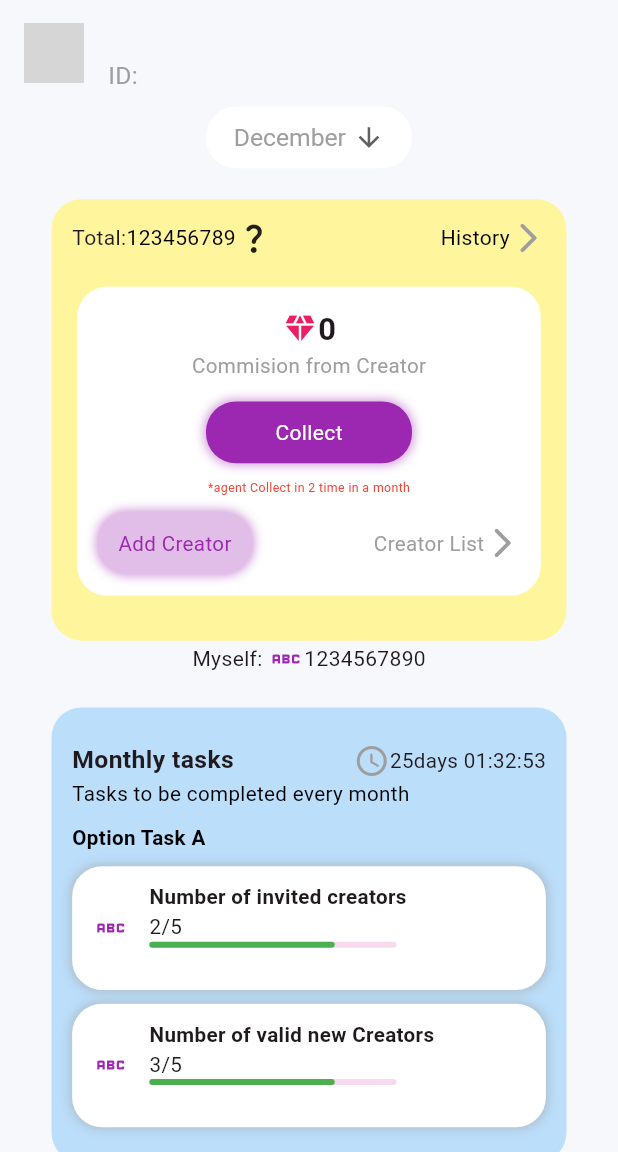
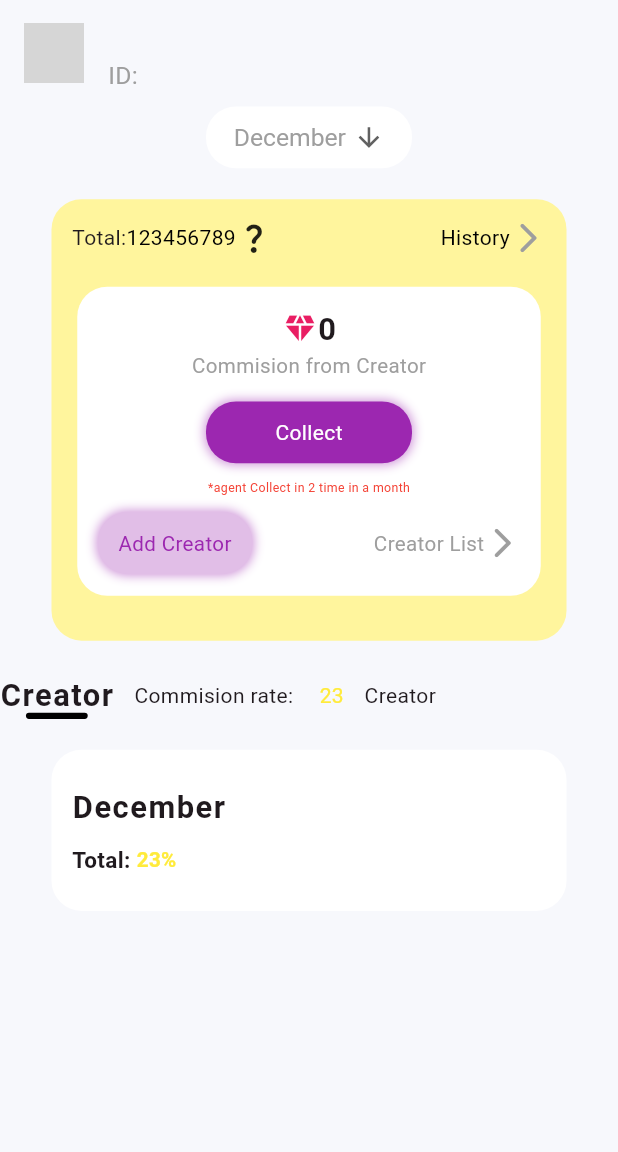
Before and after one commit to STOILD-PRIVATE-LIMITED/mastiplay, a Flutter app: the AgencyCenter screen opened directly with empty values, on a phone screen of 412 x 824 dp, the part 84-1236 px from its top. Run offline on Flutter 3.47's test engine with Material 3 defaults, Android fonts, the phone set to English and light mode, and no system bars; our stand-ins replace audioplayers, cached_network_image, cloud_firestore, country_picker, file_picker, firebase_auth and 15 more; missing offline and left inert: flutter_octicons, flutter_share, flutter_webrtc, gif; accounts and stored records are empty; Roboto replaces fonts that are missing (assets/fontsSofiaProRegular.ttf); grey boxes are pictures that could not be loaded.

Commit message:
New Update

```diff
--- a/lib/screen/agency_center.dart
+++ b/lib/screen/agency_center.dart
@@ -191,6 +191,23 @@ class _AgencyCenterState extends State<AgencyCenter> {
                               widget.user.ownedAgencyData!.id!,
                             );
                           },
+                          loadingWidget: Container(
+                            height: height / 20,
+                            width: width / 3,
+                            decoration: BoxDecoration(
+                              borderRadius: BorderRadius.circular(20),
+                              color: Colors.purple,
+                              boxShadow: [
+                                BoxShadow(
+                                  color: Colors.purple.withOpacity(0.5),
+                                  spreadRadius: 1,
+                                  blurRadius: 5,
+                                ),
+                              ],
+                            ),
+                            alignment: Alignment.center,
+                            child: const CircularProgressIndicatorRainbow(),
+                          ),
                           child: Container(
                             height: height / 20,
                             width: width / 3,
@@ -286,191 +303,191 @@ class _AgencyCenterState extends State<AgencyCenter> {
                 ],
               ),
             ),
-            const Row(
-              mainAxisAlignment: MainAxisAlignment.center,
-              children: [
-                Text("Myself: "),
-                Icon(
-                  Icons.abc,
-                  color: Colors.purple,
-                ),
-                Text("1234567890"),
-              ],
-            ),
+            // const Row(
+            //   mainAxisAlignment: MainAxisAlignment.center,
+            //   children: [
+            //     Text("Myself: "),
+            //     Icon(
+            //       Icons.abc,
+            //       color: Colors.purple,
+            //     ),
+            //     Text("1234567890"),
+            //   ],
+            // ),
             SizedBox(
               height: height / 40,
             ),
-            Container(
-              width: width / 1.2,
-              padding: EdgeInsets.symmetric(
-                  horizontal: width / 30, vertical: height / 35),
-              decoration: BoxDecoration(
-                color: Colors.blue[100],
-                borderRadius: BorderRadius.circular(20),
-              ),
-              alignment: Alignment.center,
-              child: Column(
-                crossAxisAlignment: CrossAxisAlignment.start,
-                children: [
-                  Row(
-                    mainAxisAlignment: MainAxisAlignment.spaceBetween,
-                    children: [
-                      Text(
-                        "Monthly tasks",
-                        style: TextStyle(
-                            fontSize: height / 50, fontWeight: FontWeight.bold),
-                      ),
-                      Row(
-                        children: [
-                          const Icon(
-                            Icons.access_time_rounded,
-                            color: Colors.grey,
-                          ),
-                          Text(
-                            "25days 01:32:53",
-                            style: TextStyle(
-                              fontSize: height / 60,
-                            ),
-                          ),
-                        ],
-                      ),
-                    ],
-                  ),
-                  Text(
-                    "Tasks to be completed every month",
-                    style:
-                        TextStyle(fontSize: height / 60, color: Colors.black),
-                  ),
-                  SizedBox(
-                    height: height / 90,
-                  ),
-                  Text(
-                    "Option Task A",
-                    style: TextStyle(
-                        fontSize: height / 60,
-                        color: Colors.black,
-                        fontWeight: FontWeight.bold),
-                  ),
-                  SizedBox(
-                    height: height / 90,
-                  ),
-                  Container(
-                    height: height / 10,
-                    width: width / 1.2,
-                    decoration: BoxDecoration(
-                      borderRadius: BorderRadius.circular(20),
-                      color: Colors.white,
-                      boxShadow: [
-                        BoxShadow(
-                          color: Colors.grey.withOpacity(0.5),
-                          spreadRadius: 1,
-                          blurRadius: 5,
-                        ),
-                      ],
-                    ),
-                    padding: EdgeInsets.symmetric(
-                        horizontal: width / 30, vertical: height / 80),
-                    child: Row(
-                      children: [
-                        const Icon(
-                          Icons.abc,
-                          color: Colors.purple,
-                        ),
-                        SizedBox(
-                          width: width / 30,
-                        ),
-                        Column(
-                          crossAxisAlignment: CrossAxisAlignment.start,
-                          children: [
-                            Text(
-                              "Number of invited creators",
-                              style: TextStyle(
-                                  fontWeight: FontWeight.bold,
-                                  fontSize: height / 60),
-                            ),
-                            Text(
-                              "2/5",
-                              style: TextStyle(fontSize: height / 60),
-                            ),
-                            SizedBox(
-                              width: width / 2.5,
-                              child: const LinearProgressIndicator(
-                                value: .75,
-                                borderRadius: BorderRadius.all(
-                                  Radius.circular(20),
-                                ),
-                                valueColor:
-                                    AlwaysStoppedAnimation<Color>(Colors.green),
-                              ),
-                            )
-                          ],
-                        ),
-                      ],
-                    ),
-                  ),
-                  SizedBox(
-                    height: height / 90,
-                  ),
-                  Container(
-                    height: height / 10,
-                    width: width / 1.2,
-                    decoration: BoxDecoration(
-                      borderRadius: BorderRadius.circular(20),
-                      color: Colors.white,
-                      boxShadow: [
-                        BoxShadow(
-                          color: Colors.grey.withOpacity(0.5),
-                          spreadRadius: 1,
-                          blurRadius: 5,
-                        ),
-                      ],
-                    ),
-                    padding: EdgeInsets.symmetric(
-                        horizontal: width / 30, vertical: height / 80),
-                    child: Row(
-                      children: [
-                        const Icon(
-                          Icons.abc,
-                          color: Colors.purple,
-                        ),
-                        SizedBox(
-                          width: width / 30,
-                        ),
-                        Column(
-                          crossAxisAlignment: CrossAxisAlignment.start,
-                          children: [
-                            Text(
-                              "Number of valid new Creators",
-                              style: TextStyle(
-                                  fontWeight: FontWeight.bold,
-                                  fontSize: height / 60),
-                            ),
-                            Text(
-                              "3/5",
-                              style: TextStyle(fontSize: height / 60),
-                            ),
-                            SizedBox(
-                              width: width / 2.5,
-                              child: const LinearProgressIndicator(
-                                value: .75,
-                                borderRadius: BorderRadius.all(
-                                  Radius.circular(20),
-                                ),
-                                valueColor:
-                                    AlwaysStoppedAnimation<Color>(Colors.green),
-                              ),
-                            )
-                          ],
-                        ),
-                      ],
-                    ),
-                  ),
-                ],
-              ),
-            ),
-            SizedBox(
-              height: height / 40,
-            ),
+            // Container(
+            //   width: width / 1.2,
+            //   padding: EdgeInsets.symmetric(
+            //       horizontal: width / 30, vertical: height / 35),
+            //   decoration: BoxDecoration(
+            //     color: Colors.blue[100],
+            //     borderRadius: BorderRadius.circular(20),
+            //   ),
+            //   alignment: Alignment.center,
+            //   child: Column(
+            //     crossAxisAlignment: CrossAxisAlignment.start,
+            //     children: [
+            //       Row(
+            //         mainAxisAlignment: MainAxisAlignment.spaceBetween,
+            //         children: [
+            //           Text(
+            //             "Monthly tasks",
+            //             style: TextStyle(
+            //                 fontSize: height / 50, fontWeight: FontWeight.bold),
+            //           ),
+            //           Row(
+            //             children: [
+            //               const Icon(
+            //                 Icons.access_time_rounded,
+            //                 color: Colors.grey,
+            //               ),
+            //               Text(
+            //                 "25days 01:32:53",
+            //                 style: TextStyle(
+            //                   fontSize: height / 60,
+            //                 ),
+            //               ),
+            //             ],
+            //           ),
+            //         ],
+            //       ),
+            //       Text(
+            //         "Tasks to be completed every month",
+            //         style:
+            //             TextStyle(fontSize: height / 60, color: Colors.black),
+            //       ),
+            //       SizedBox(
+            //         height: height / 90,
+            //       ),
+            //       Text(
+            //         "Option Task A",
+            //         style: TextStyle(
+            //             fontSize: height / 60,
+            //             color: Colors.black,
+            //             fontWeight: FontWeight.bold),
+            //       ),
+            //       SizedBox(
+            //         height: height / 90,
+            //       ),
+            //       Container(
+            //         height: height / 10,
+            //         width: width / 1.2,
+            //         decoration: BoxDecoration(
+            //           borderRadius: BorderRadius.circular(20),
+            //           color: Colors.white,
+            //           boxShadow: [
+            //             BoxShadow(
+            //               color: Colors.grey.withOpacity(0.5),
+            //               spreadRadius: 1,
+            //               blurRadius: 5,
+            //             ),
+            //           ],
+            //         ),
+            //         padding: EdgeInsets.symmetric(
+            //             horizontal: width / 30, vertical: height / 80),
+            //         child: Row(
+            //           children: [
+            //             const Icon(
+            //               Icons.abc,
+            //               color: Colors.purple,
+            //             ),
+            //             SizedBox(
+            //               width: width / 30,
+            //             ),
+            //             Column(
+            //               crossAxisAlignment: CrossAxisAlignment.start,
+            //               children: [
+            //                 Text(
+            //                   "Number of invited creators",
+            //                   style: TextStyle(
+            //                       fontWeight: FontWeight.bold,
+            //                       fontSize: height / 60),
+            //                 ),
+            //                 Text(
+            //                   "2/5",
+            //                   style: TextStyle(fontSize: height / 60),
+            //                 ),
+            //                 SizedBox(
+            //                   width: width / 2.5,
+            //                   child: const LinearProgressIndicator(
+            //                     value: .75,
+            //                     borderRadius: BorderRadius.all(
+            //                       Radius.circular(20),
+            //                     ),
+            //                     valueColor:
+            //                         AlwaysStoppedAnimation<Color>(Colors.green),
+            //                   ),
+            //                 )
+            //               ],
+            //             ),
+            //           ],
+            //         ),
+            //       ),
+            //       SizedBox(
+            //         height: height / 90,
+            //       ),
+            //       Container(
+            //         height: height / 10,
+            //         width: width / 1.2,
+            //         decoration: BoxDecoration(
+            //           borderRadius: BorderRadius.circular(20),
+            //           color: Colors.white,
+            //           boxShadow: [
+            //             BoxShadow(
+            //               color: Colors.grey.withOpacity(0.5),
+            //               spreadRadius: 1,
+            //               blurRadius: 5,
+            //             ),
+            //           ],
+            //         ),
+            //         padding: EdgeInsets.symmetric(
+            //             horizontal: width / 30, vertical: height / 80),
+            //         child: Row(
+            //           children: [
+            //             const Icon(
+            //               Icons.abc,
+            //               color: Colors.purple,
+            //             ),
+            //             SizedBox(
+            //               width: width / 30,
+            //             ),
+            //             Column(
+            //               crossAxisAlignment: CrossAxisAlignment.start,
+            //               children: [
+            //                 Text(
+            //                   "Number of valid new Creators",
+            //                   style: TextStyle(
+            //                       fontWeight: FontWeight.bold,
+            //                       fontSize: height / 60),
+            //                 ),
+            //                 Text(
+            //                   "3/5",
+            //                   style: TextStyle(fontSize: height / 60),
+            //                 ),
+            //                 SizedBox(
+            //                   width: width / 2.5,
+            //                   child: const LinearProgressIndicator(
+            //                     value: .75,
+            //                     borderRadius: BorderRadius.all(
+            //                       Radius.circular(20),
+            //                     ),
+            //                     valueColor:
+            //                         AlwaysStoppedAnimation<Color>(Colors.green),
+            //                   ),
+            //                 )
+            //               ],
+            //             ),
+            //           ],
+            //         ),
+            //       ),
+            //     ],
+            //   ),
+            // ),
+            // SizedBox(
+            //   height: height / 40,
+            // ),
             Row(
               children: [
                 GestureDetector(
```
